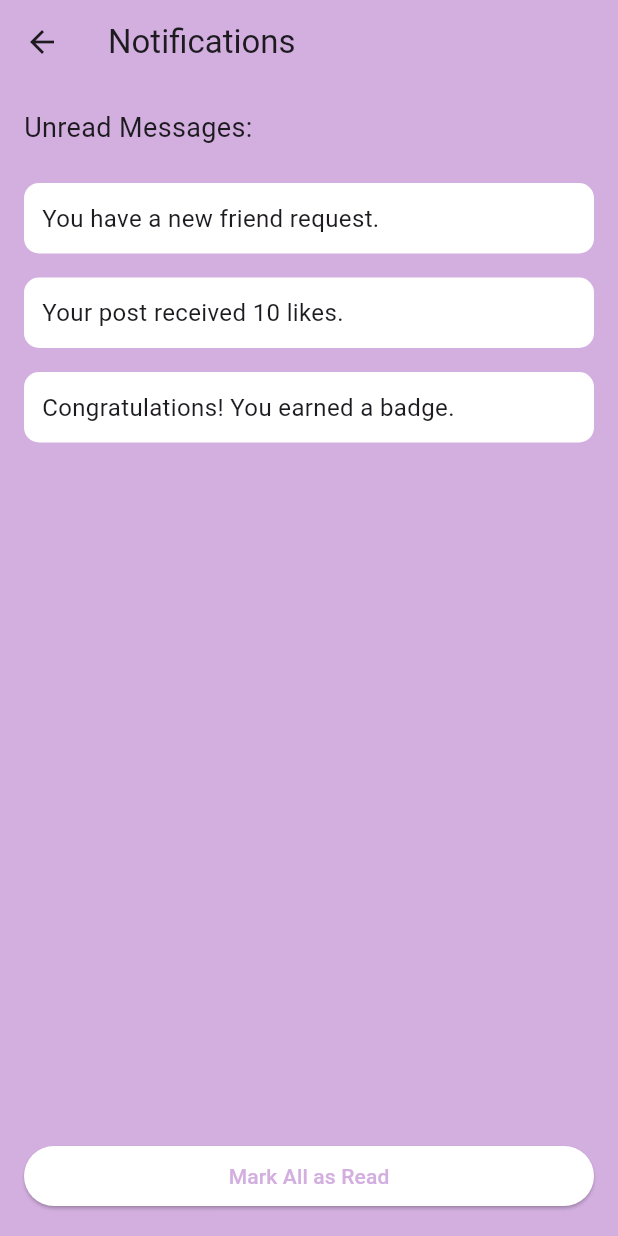
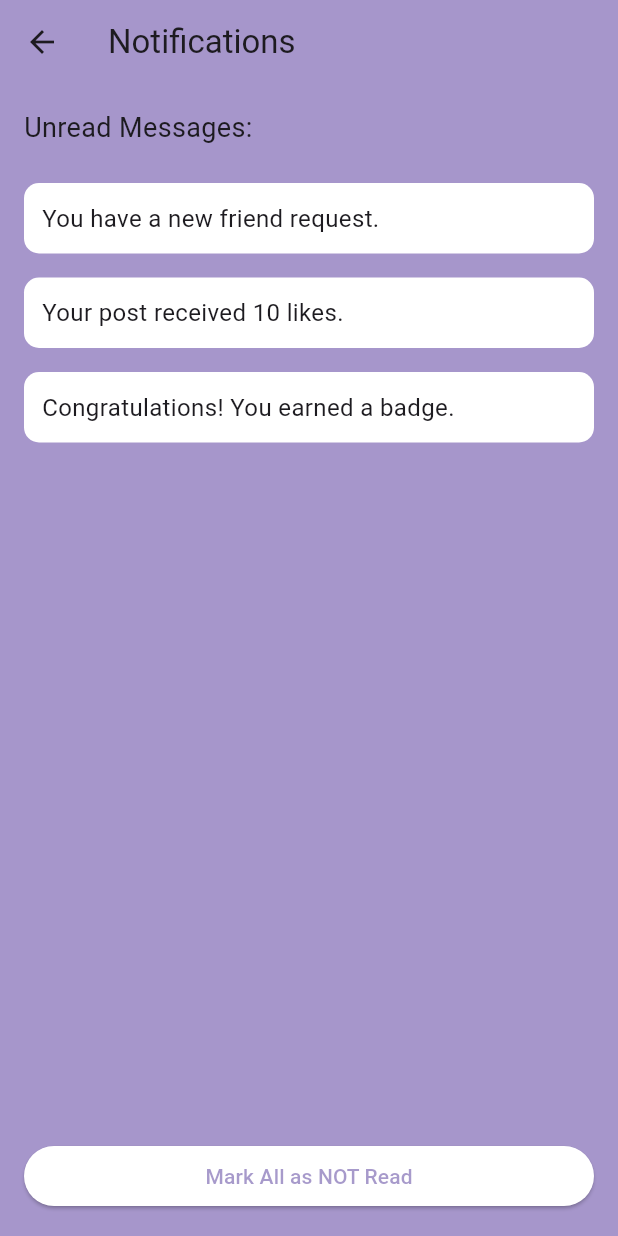
Before and after one commit to nidhimn0408/BOOK_BUDDY, a Flutter app: the NotificationsPage screen opened directly, on a phone screen of 412 x 824 dp. Run offline on Flutter 3.47's test engine with Material 3 defaults, Android fonts, the phone set to English and light mode, and no system bars; our stand-ins replace cloud_firestore, curved_navigation_bar, file_picker, firebase_auth, firebase_core, firebase_storage and 6 more; missing offline and left inert: syncfusion_flutter_pdfviewer; accounts and stored records are empty; network calls fail.

Commit message:
Changed colour and few other things

```diff
--- a/lib/Homepage/Widgets/AppBar.dart
+++ b/lib/Homepage/Widgets/AppBar.dart
@@ -28,7 +28,7 @@ class _HomeAppBarState extends State<HomeAppBar> {
             },
             child: SvgPicture.asset("assets/images/dashboard.svg")),
         Text(
-          "E-BOOK",
+          "BOOK BUDDY",
           style: Theme.of(context).textTheme.headlineMedium?.copyWith(
                 color: Theme.of(context).colorScheme.background,
               ),
--- a/lib/Navigator/home/create_club.dart
+++ b/lib/Navigator/home/create_club.dart
@@ -8,11 +8,11 @@ class CreateClubPage extends StatelessWidget {
   Widget build(BuildContext context) {
     return Scaffold(
       appBar: AppBar(
-        backgroundColor: const Color(0xFFD3AFE0),
+        backgroundColor: const Color(0x93664FA4),
         title: const Text('Create Book Club'),
       ),
       body: Container(
-        color: const Color(0xFFD3AFE0),
+        color: const Color(0x93664FA4),
         padding: const EdgeInsets.all(16.0),
         child: const Column(
           crossAxisAlignment: CrossAxisAlignment.stretch,
--- a/lib/Navigator/home/join_club.dart
+++ b/lib/Navigator/home/join_club.dart
@@ -7,11 +7,11 @@ class JoinClubPage extends StatelessWidget {
   Widget build(BuildContext context) {
     return Scaffold(
       appBar: AppBar(
-        backgroundColor: const Color(0xFFD3AFE0),
+        backgroundColor: const Color(0x93664FA4),
         title: const Text('Join Book Club'),
       ),
       body: Container(
-        color: const Color(0xFFD3AFE0),
+        color: const Color(0x93664FA4),
         padding: const EdgeInsets.all(16.0),
         child: const Column(
           crossAxisAlignment: CrossAxisAlignment.stretch,
--- a/lib/Navigator/home/my_books/my_books.dart
+++ b/lib/Navigator/home/my_books/my_books.dart
@@ -16,9 +16,9 @@ class _ProfileState extends State<myBook> {
   @override
   Widget build(BuildContext context) {
     return Scaffold(
-      backgroundColor: const Color(0xFFD3AFE0),
+      backgroundColor: const Color(0xFFB8A4D4),
       appBar: AppBar(
-        backgroundColor: const Color(0xFFD3AFE0),
+        backgroundColor: const Color(0xFFB8A4D4),
         title: const Text('MY BOOKS', style: TextStyle(fontSize: 20) ),
         centerTitle: true,
       ),
@@ -120,7 +120,7 @@ class BookStrip extends StatelessWidget {
       onTap: onPressed,
       child: Container(
         height: 40,
-        color: const Color(0xFF9B579D), // You can change the color as needed
+        color: const Color(0xE0664FA4), // You can change the color as needed
         margin: const EdgeInsets.symmetric(vertical: 8),
         child: Row(
           mainAxisAlignment: MainAxisAlignment.spaceBetween,
--- a/lib/Navigator/notification/notification.dart
+++ b/lib/Navigator/notification/notification.dart
@@ -8,11 +8,11 @@ class NotificationsPage extends StatelessWidget {
   Widget build(BuildContext context) {
     return Scaffold(
       appBar: AppBar(
-        backgroundColor: const Color(0xFFD3AFE0),
+        backgroundColor: const Color(0x93664FA4),
         title: const Text('Notifications'),
       ),
       body: Container(
-        color: const Color(0xFFD3AFE0),
+        color: const Color(0x93664FA4),
         child: Column(
           crossAxisAlignment: CrossAxisAlignment.stretch,
           children: [
@@ -48,9 +48,9 @@ class NotificationsPage extends StatelessWidget {
                   // Add logic to mark all messages as read
                 },
                 style: ElevatedButton.styleFrom(
-                  foregroundColor: const Color(0xFFD3AFE0), backgroundColor: Colors.white,
+                  foregroundColor: const Color(0x93664FA4), backgroundColor: Colors.white,
                 ),
-                child: const Text('Mark All as Read'),
+                child: const Text('Mark All as NOT Read'),
               ),
             ),
           ],
--- a/lib/Navigator/profile/account.dart
+++ b/lib/Navigator/profile/account.dart
@@ -205,7 +205,7 @@ class _AccountState extends State<Account> {
     return Builder(
       builder: (context) {
         return Scaffold(
-           backgroundColor: Vx.purple200,
+           backgroundColor: const Color(0x93664FA4),
           // appBar: CustomTopAppBar(
           //   text: "Account Details",
           //   show: true,
```
Also changed, not shown: lib/Navigator/chat/chat.dart (+7 -7 lines), lib/Navigator/profile/profile.dart (+5 -5 lines), 1 other file.
